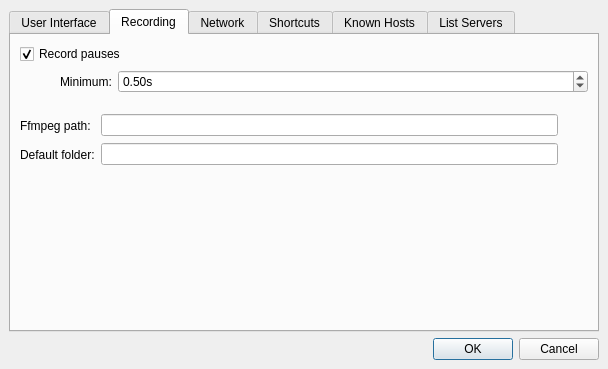
Before: the Qt Designer form src/client/ui/settings.ui in drawpile/Drawpile, drawn with Qt 5.
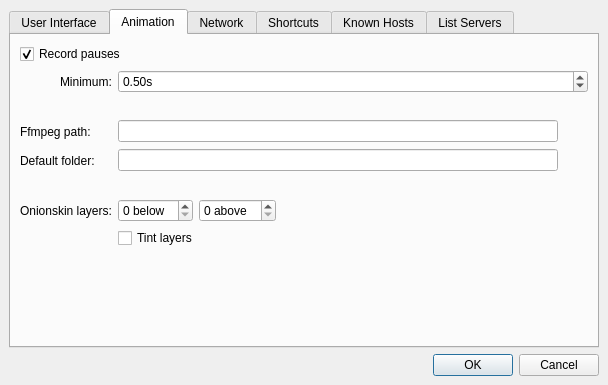
After: the same form once the commit is applied. The open tabs and pages were chosen to show the change. Icons and pictures are not drawn.

Commit message:
Improve onionskin layer view mode
- Configurable number of skins.
- Color tint mode.

Issue #180

The edit to the form file:
```diff
--- a/src/client/ui/settings.ui
+++ b/src/client/ui/settings.ui
@@ -7,7 +7,7 @@
     <x>0</x>
     <y>0</y>
     <width>608</width>
-    <height>369</height>
+    <height>385</height>
    </rect>
   </property>
   <property name="windowTitle">
@@ -164,10 +164,10 @@
      </widget>
      <widget class="QWidget" name="tab_6">
       <attribute name="title">
-       <string>Recording</string>
+       <string>Animation</string>
       </attribute>
-      <layout class="QVBoxLayout" name="verticalLayout_2">
-       <item>
+      <layout class="QFormLayout" name="formLayout_4">
+       <item row="0" column="0" colspan="2">
         <widget class="QCheckBox" name="recordpause">
          <property name="text">
           <string>Record pauses</string>
@@ -177,7 +177,7 @@
          </property>
         </widget>
        </item>
-       <item>
+       <item row="2" column="0" colspan="2">
         <layout class="QHBoxLayout" name="horizontalLayout_3">
          <item>
           <spacer name="horizontalSpacer_2">
@@ -230,7 +230,7 @@
          </item>
         </layout>
        </item>
-       <item>
+       <item row="4" column="0">
         <spacer name="verticalSpacer_2">
          <property name="orientation">
           <enum>Qt::Vertical</enum>
@@ -246,19 +246,14 @@
          </property>
         </spacer>
        </item>
-       <item>
-        <layout class="QFormLayout" name="formLayout_4">
-         <property name="fieldGrowthPolicy">
-          <enum>QFormLayout::ExpandingFieldsGrow</enum>
-         </property>
-         <item row="0" column="0">
+       <item row="5" column="0">
           <widget class="QLabel" name="label_4">
            <property name="text">
             <string>Ffmpeg path:</string>
            </property>
           </widget>
          </item>
-         <item row="0" column="1">
+       <item row="5" column="1">
           <layout class="QHBoxLayout" name="horizontalLayout">
            <item>
             <widget class="QLineEdit" name="ffmpegpath"/>
@@ -276,14 +271,14 @@
            </item>
           </layout>
          </item>
-         <item row="1" column="0">
+       <item row="7" column="0">
           <widget class="QLabel" name="label_8">
            <property name="text">
             <string>Default folder:</string>
            </property>
           </widget>
          </item>
-         <item row="1" column="1">
+       <item row="7" column="1">
           <layout class="QHBoxLayout" name="horizontalLayout_6">
            <item>
             <widget class="QLineEdit" name="recordingFolder"/>
@@ -301,9 +296,57 @@
            </item>
           </layout>
          </item>
+       <item row="9" column="0">
+        <spacer name="verticalSpacer_4">
+         <property name="orientation">
+          <enum>Qt::Vertical</enum>
+         </property>
+         <property name="sizeType">
+          <enum>QSizePolicy::Fixed</enum>
+         </property>
+         <property name="sizeHint" stdset="0">
+          <size>
+           <width>20</width>
+           <height>15</height>
+          </size>
+         </property>
+        </spacer>
+       </item>
+       <item row="10" column="1">
+        <layout class="QHBoxLayout" name="horizontalLayout_7">
+         <item>
+          <widget class="QSpinBox" name="onionskinsBelow">
+           <property name="suffix">
+            <string> below</string>
+           </property>
+          </widget>
+         </item>
+         <item>
+          <widget class="QSpinBox" name="onionskinsAbove">
+           <property name="suffix">
+            <string> above</string>
+           </property>
+           <property name="maximum">
+            <number>10</number>
+           </property>
+          </widget>
+         </item>
+         <item>
+          <spacer name="horizontalSpacer_3">
+           <property name="orientation">
+            <enum>Qt::Horizontal</enum>
+           </property>
+           <property name="sizeHint" stdset="0">
+            <size>
+             <width>40</width>
+             <height>20</height>
+            </size>
+           </property>
+          </spacer>
+         </item>
         </layout>
        </item>
-       <item>
+       <item row="13" column="0">
         <spacer name="verticalSpacer">
          <property name="orientation">
           <enum>Qt::Vertical</enum>
@@ -316,6 +359,20 @@
          </property>
         </spacer>
        </item>
+       <item row="10" column="0">
+        <widget class="QLabel" name="label_10">
+         <property name="text">
+          <string>Onionskin layers:</string>
+         </property>
+        </widget>
+       </item>
+       <item row="11" column="1">
+        <widget class="QCheckBox" name="onionskinTint">
+         <property name="text">
+          <string>Tint layers</string>
+         </property>
+        </widget>
+       </item>
       </layout>
      </widget>
      <widget class="QWidget" name="tab">
```
Left out of the diff: 1 changed line with no effect on the pictures. Lines whose indentation alone changed are shown as unchanged. The commit also changes 8 other files.
